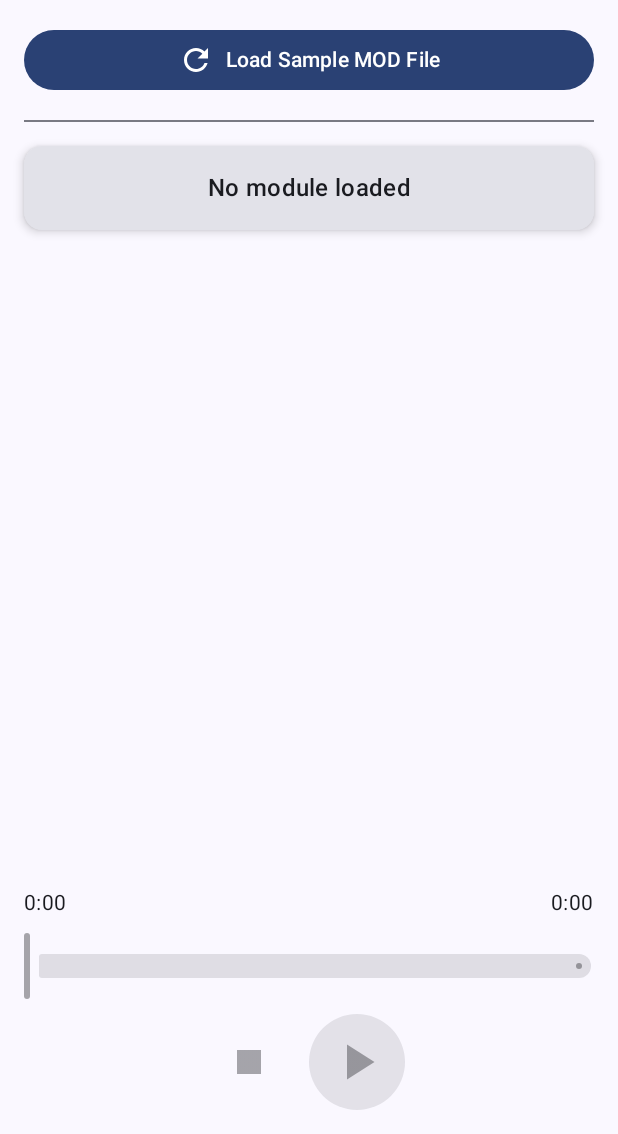
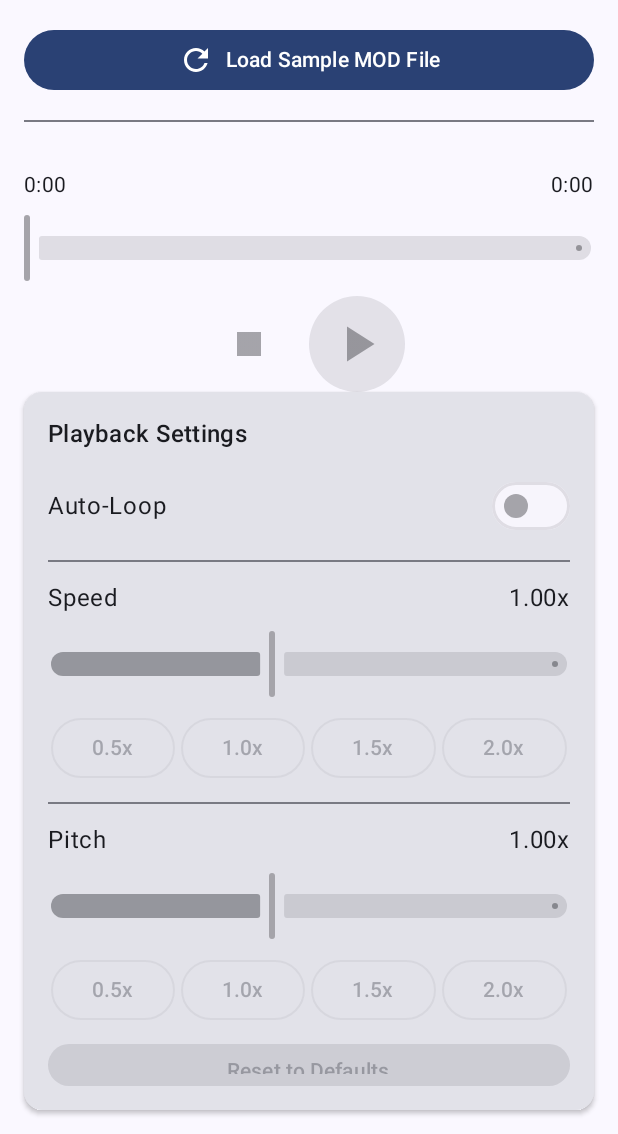
Before and after one commit to beyondeye/libopenmpt_kmp, an Android app built with Jetpack Compose: the screen it shows after launch (MainActivity), on a phone screen of 412 x 824 dp, the part 102-1236 px from its top. Run offline under Robolectric (Android 15) with nearby library versions, the phone set to English and light mode, and no system bars; 3 statements that could not run were skipped.

Commit message:
added support for speed and pitch control

```diff
--- a/app/src/main/java/com/beyondeye/openmptdemo/MainActivity.kt
+++ b/app/src/main/java/com/beyondeye/openmptdemo/MainActivity.kt
@@ -9,6 +9,7 @@ import androidx.compose.material.icons.Icons
 import androidx.compose.material.icons.filled.*
 import androidx.compose.material3.*
 import androidx.compose.runtime.*
+import androidx.compose.runtime.saveable.rememberSaveable
 import androidx.compose.ui.Alignment
 import androidx.compose.ui.Modifier
 import androidx.compose.ui.platform.LocalContext
@@ -76,7 +77,7 @@ fun ModPlayerScreen(
         Divider()
 
         // Metadata display
-        MetadataDisplay(metadata, playbackState)
+        // MetadataDisplay(metadata, playbackState)
 
         Spacer(Modifier.weight(1f))
 
@@ -97,6 +98,12 @@ fun ModPlayerScreen(
             onSeek = { viewModel.seek(it) },
             onPlayPause = { viewModel.togglePlayPause() },
             onStop = { viewModel.stop() }
+        )
+
+        // Speed and Pitch Controls
+        SpeedPitchControls(
+            viewModel = viewModel,
+            enabled = playbackState !is PlaybackState.Idle && playbackState !is PlaybackState.Loading
         )
 
         // Loading indicator
@@ -257,6 +264,154 @@ fun PlaybackControls(
     }
 }
 
+@Composable
+fun SpeedPitchControls(
+    viewModel: ModPlayerViewModel,
+    enabled: Boolean
+) {
+    var autoLoop by rememberSaveable { mutableStateOf(false) }
+    var playbackSpeed by rememberSaveable { mutableStateOf(1.0) }
+    var pitch by rememberSaveable { mutableStateOf(1.0) }
+
+    Card(
+        modifier = Modifier.fillMaxWidth(),
+        elevation = CardDefaults.cardElevation(defaultElevation = 2.dp)
+    ) {
+        Column(
+            modifier = Modifier
+                .fillMaxWidth()
+                .padding(16.dp),
+            verticalArrangement = Arrangement.spacedBy(12.dp)
+        ) {
+            Text(
+                text = "Playback Settings",
+                style = MaterialTheme.typography.titleMedium
+            )
+
+            // Auto-loop toggle
+            Row(
+                modifier = Modifier.fillMaxWidth(),
+                horizontalArrangement = Arrangement.SpaceBetween,
+                verticalAlignment = Alignment.CenterVertically
+            ) {
+                Text("Auto-Loop")
+                Switch(
+                    checked = autoLoop,
+                    onCheckedChange = {
+                        autoLoop = it
+                        viewModel.setAutoLoop(it)
+                    },
+                    enabled = enabled
+                )
+            }
+
+            Divider()
+
+            // Playback Speed Control
+            Column(
+                modifier = Modifier.fillMaxWidth(),
+                verticalArrangement = Arrangement.spacedBy(8.dp)
+            ) {
+                Row(
+                    modifier = Modifier.fillMaxWidth(),
+                    horizontalArrangement = Arrangement.SpaceBetween
+                ) {
+                    Text("Speed")
+                    Text(String.format("%.2fx", playbackSpeed))
+                }
+
+                Slider(
+                    value = playbackSpeed.toFloat(),
+                    onValueChange = {
+                        playbackSpeed = it.toDouble()
+                        viewModel.setPlaybackSpeed(playbackSpeed)
+                    },
+                    valueRange = 0.25f..2.0f,
+                    enabled = enabled
+                )
+
+                // Speed preset buttons
+                Row(
+                    modifier = Modifier.fillMaxWidth(),
+                    horizontalArrangement = Arrangement.SpaceEvenly
+                ) {
+                    listOf(0.5, 1.0, 1.5, 2.0).forEach { speed ->
+                        OutlinedButton(
+                            onClick = {
+                                playbackSpeed = speed
+                                viewModel.setPlaybackSpeed(speed)
+                            },
+                            enabled = enabled,
+                            modifier = Modifier.weight(1f).padding(horizontal = 2.dp)
+                        ) {
+                            Text(String.format("%.1fx", speed))
+                        }
+                    }
+                }
+            }
+
+            Divider()
+
+            // Pitch Control
+            Column(
+                modifier = Modifier.fillMaxWidth(),
+                verticalArrangement = Arrangement.spacedBy(8.dp)
+            ) {
+                Row(
+                    modifier = Modifier.fillMaxWidth(),
+                    horizontalArrangement = Arrangement.SpaceBetween
+                ) {
+                    Text("Pitch")
+                    Text(String.format("%.2fx", pitch))
+                }
+
+                Slider(
+                    value = pitch.toFloat(),
+                    onValueChange = {
+                        pitch = it.toDouble()
+                        viewModel.setPitch(pitch)
+                    },
+                    valueRange = 0.25f..2.0f,
+                    enabled = enabled
+                )
+
+                // Pitch preset buttons
+                Row(
+                    modifier = Modifier.fillMaxWidth(),
+                    horizontalArrangement = Arrangement.SpaceEvenly
+                ) {
+                    listOf(0.5, 1.0, 1.5, 2.0).forEach { p ->
+                        OutlinedButton(
+                            onClick = {
+                                pitch = p
+                                viewModel.setPitch(p)
+                            },
+                            enabled = enabled,
+                            modifier = Modifier.weight(1f).padding(horizontal = 2.dp)
+                        ) {
+                            Text(String.format("%.1fx", p))
+                        }
+                    }
+                }
+            }
+
+            // Reset button
+            Button(
+                onClick = {
+                    playbackSpeed = 1.0
+                    pitch = 1.0
+                    viewModel.setPlaybackSpeed(1.0)
+                    viewModel.setPitch(1.0)
+                },
+                modifier = Modifier.fillMaxWidth(),
+                enabled = enabled && (playbackSpeed != 1.0 || pitch != 1.0)
+            ) {
+                Text("Reset to Defaults")
+            }
+        }
+    }
+}
+
 fun formatTime(seconds: Double): String {
     val totalSeconds = seconds.roundToInt()
     val minutes = totalSeconds / 60
--- a/app/src/main/java/com/beyondeye/openmptdemo/player/ModPlayer.kt
+++ b/app/src/main/java/com/beyondeye/openmptdemo/player/ModPlayer.kt
@@ -84,6 +84,30 @@ interface ModPlayer {
      */
     fun setStereoSeparation(percent: Int)
 
+    /**
+     * Set playback speed (tempo factor).
+     * @param speed Speed factor (0.25 to 2.0, 1.0 = normal)
+     */
+    fun setPlaybackSpeed(speed: Double)
+
+    /**
+     * Get current playback speed.
+     * @return Current speed factor
+     */
+    fun getPlaybackSpeed(): Double
+
+    /**
+     * Set pitch factor.
+     * @param pitch Pitch factor (0.25 to 2.0, 1.0 = normal)
+     */
+    fun setPitch(pitch: Double)
+
+    /**
+     * Get current pitch factor.
+     * @return Current pitch factor
+     */
+    fun getPitch(): Double
+
     // ========== State Queries ==========
 
     /**
--- a/app/src/main/java/com/beyondeye/openmptdemo/player/ModPlayerNative.kt
+++ b/app/src/main/java/com/beyondeye/openmptdemo/player/ModPlayerNative.kt
@@ -52,6 +52,14 @@ class ModPlayerNative {
 
     external fun nativeSetStereoSeparation(handle: Long, percent: Int)
 
+    external fun nativeSetTempoFactor(handle: Long, factor: Double)
+
+    external fun nativeGetTempoFactor(handle: Long): Double
+
+    external fun nativeSetPitchFactor(handle: Long, factor: Double)
+
+    external fun nativeGetPitchFactor(handle: Long): Double
+
     // ========== State Queries ==========
 
     external fun nativeIsPlaying(handle: Long): Boolean
```
Also changed, not shown: app/src/main/java/com/beyondeye/openmptdemo/ModPlayerViewModel.kt (+23 -0 lines), app/src/main/java/com/beyondeye/openmptdemo/player/AndroidModPlayer.kt (+18 -0 lines), 4 other files.
